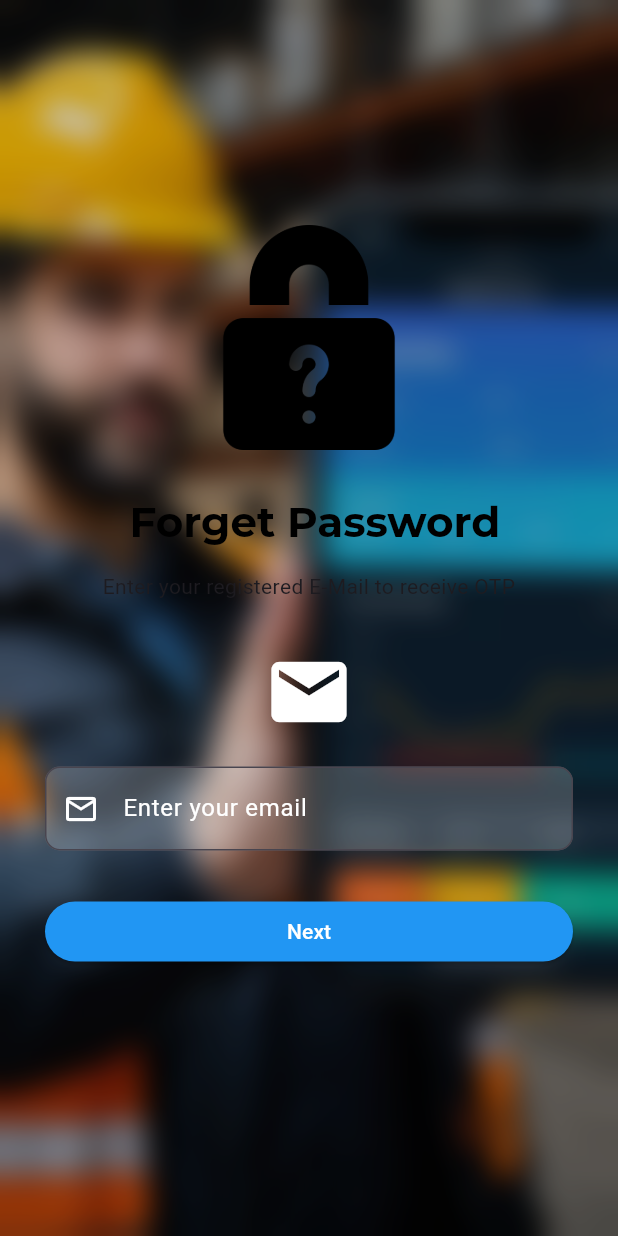
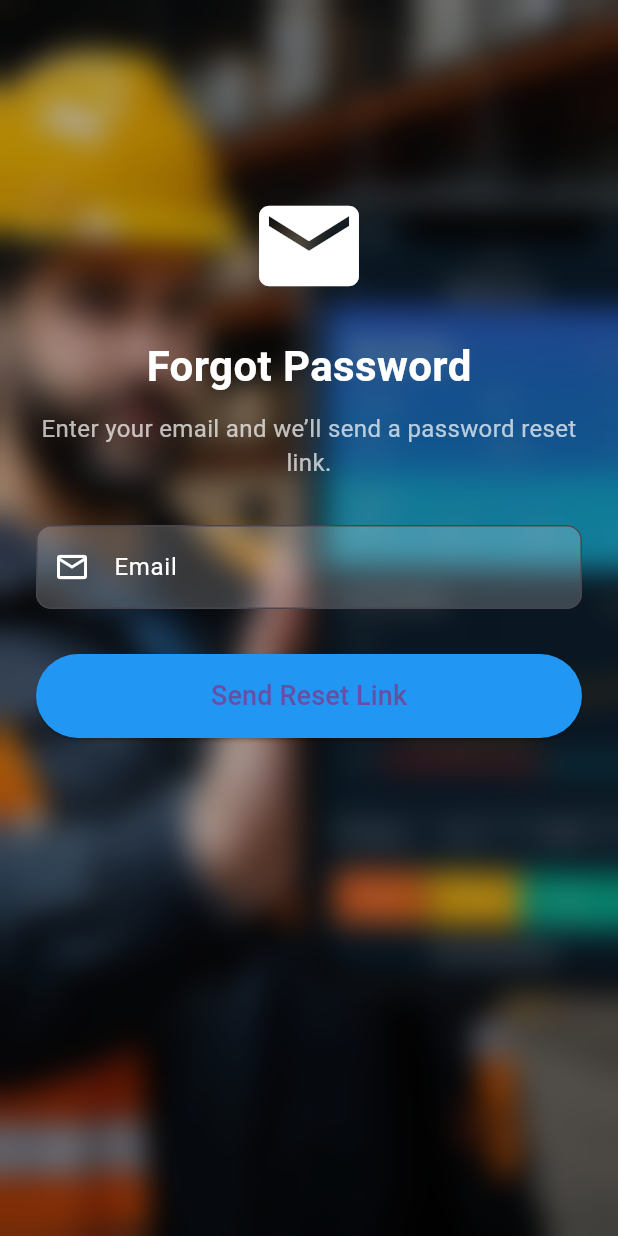
Before and after one commit to jihen603/flutter_firebase, a Flutter app: the ForgetPasswordMailScreen screen opened directly, on a phone screen of 412 x 824 dp. Run offline on Flutter 3.47's test engine with Material 3 defaults, Android fonts, the phone set to English and light mode, and no system bars; our stand-ins replace cloud_firestore, firebase_auth, firebase_core, firebase_database, firebase_messaging, fl_chart and 2 more; missing offline and left inert: encrypt; accounts and stored records are empty.

Commit message:
Premier commit

```diff
--- a/lib/src/features/authentification/screens/forget_password/forget_password_mail/forget_password_mail.dart
+++ b/lib/src/features/authentification/screens/forget_password/forget_password_mail/forget_password_mail.dart
@@ -1,82 +1,88 @@
 import 'dart:ui';
 import 'package:flutter/material.dart';
-import 'package:untitled123/src/constants/image_strings.dart';
-import 'package:untitled123/src/constants/sizes.dart';
-import 'package:untitled123/src/constants/text_strings.dart';
-import 'package:untitled123/src/features/authentification/form_header_widget.dart';
-
-import '../forget_password_otp/otp_screen.dart';
+import 'package:firebase_auth/firebase_auth.dart';
 
 class ForgetPasswordMailScreen extends StatelessWidget {
-  const ForgetPasswordMailScreen({Key? key}) : super(key: key);
+  ForgetPasswordMailScreen({Key? key}) : super(key: key);
+
+  final TextEditingController _emailController = TextEditingController();
 
   @override
   Widget build(BuildContext context) {
     return Scaffold(
       body: Stack(
         children: [
-          // Image de fond
           Positioned.fill(
             child: Image.asset(
               'assets/images/backgroundd.jpg',
               fit: BoxFit.cover,
             ),
           ),
-          // Effet de flou
           Positioned.fill(
             child: BackdropFilter(
               filter: ImageFilter.blur(sigmaX: 10, sigmaY: 10),
-              child: Container(
-                color: Colors.black.withOpacity(0.2),
-              ),
+              child: Container(color: Colors.black.withOpacity(0.3)),
             ),
           ),
           Padding(
-            padding: const EdgeInsets.all(tDefaultSize),
+            padding: const EdgeInsets.all(24),
             child: Column(
               crossAxisAlignment: CrossAxisAlignment.center,
               children: [
-                const SizedBox(height: tDefaultSize * 4),
-                const FormHeaderWidget(
-                  image: tForgetPasswordImage,
-                  title: tForgetPassword,
-                  subTitle: tForgetMailSubTitle,
-                  crossAxisAlignment: CrossAxisAlignment.center,
-                  heightBetween: 30.0,
+                const SizedBox(height: 100),
+                const Icon(Icons.email, size: 80, color: Colors.white),
+                const SizedBox(height: 20),
+                const Text(
+                  "Forgot Password",
+                  style: TextStyle(color: Colors.white, fontSize: 28, fontWeight: FontWeight.bold),
+                ),
+                const SizedBox(height: 10),
+                const Text(
+                  "Enter your email and we’ll send a password reset link.",
+                  textAlign: TextAlign.center,
+                  style: TextStyle(color: Colors.white70, fontSize: 16),
                 ),
                 const SizedBox(height: 30),
-                const Icon(Icons.email, size: 60, color: Colors.white),
-                const SizedBox(height: 20),
                 TextField(
+                  controller: _emailController,
+                  keyboardType: TextInputType.emailAddress,
+                  style: const TextStyle(color: Colors.white),
                   decoration: InputDecoration(
-                    labelText: "Enter your email",
-                    labelStyle: TextStyle(color: Colors.white),
-                    border: OutlineInputBorder(
-                      borderRadius: BorderRadius.circular(10),
-                    ),
+                    labelText: "Email",
+                    labelStyle: const TextStyle(color: Colors.white),
                     prefixIcon: const Icon(Icons.email_outlined, color: Colors.white),
                     filled: true,
                     fillColor: Colors.white.withOpacity(0.2),
+                    border: OutlineInputBorder(borderRadius: BorderRadius.circular(10)),
                   ),
-                  keyboardType: TextInputType.emailAddress,
-                  style: TextStyle(color: Colors.white),
                 ),
                 const SizedBox(height: 30),
                 SizedBox(
                   width: double.infinity,
                   child: ElevatedButton(
-                    onPressed: () {
-                      Navigator.push(
-                        context,
-                        MaterialPageRoute(
-                          builder: (context) => const OTPScreen(),
-                        ),
-                      );
+                    onPressed: () async {
+                      try {
+                        await FirebaseAuth.instance.sendPasswordResetEmail(
+                          email: _emailController.text.trim(),
+                        );
+
+                        ScaffoldMessenger.of(context).showSnackBar(
+                          const SnackBar(content: Text("Password reset email sent!")),
+                        );
+
+                        // Retourner à l'écran de login après l'envoi du lien
+                        Navigator.pop(context);
+                      } catch (e) {
+                        ScaffoldMessenger.of(context).showSnackBar(
+                          SnackBar(content: Text("Error: ${e.toString()}")),
+                        );
+                      }
                     },
                     style: ElevatedButton.styleFrom(
                       backgroundColor: Colors.blue,
+                      padding: const EdgeInsets.symmetric(vertical: 15),
                     ),
-                    child: const Text("Next", style: TextStyle(color: Colors.white)),
+                    child: const Text("Send Reset Link", style: TextStyle(fontSize: 18)),
                   ),
                 ),
               ],
--- a/lib/src/features/authentification/screens/iot dashboard/sensordashboardscreen.dart
+++ b/lib/src/features/authentification/screens/iot dashboard/sensordashboardscreen.dart
@@ -320,9 +320,9 @@ class SensorGraph extends StatelessWidget {
                 value.toStringAsFixed(0),
                 style: const TextStyle(color: Colors.white, fontSize: 10),
               ),
-          ),            ),
+            ),            ),
 
-        bottomTitles: AxisTitles(
+          bottomTitles: AxisTitles(
             sideTitles: SideTitles(
               showTitles: true,
               getTitlesWidget: (value, meta) {
```
Also changed, not shown: lib/src/features/authentification/screens/forget_password/forget_password_options/forget_password_model_bottom_sheet.dart (+3 -21 lines), lib/src/features/authentification/screens/login_screen.dart (+122 -25 lines).
